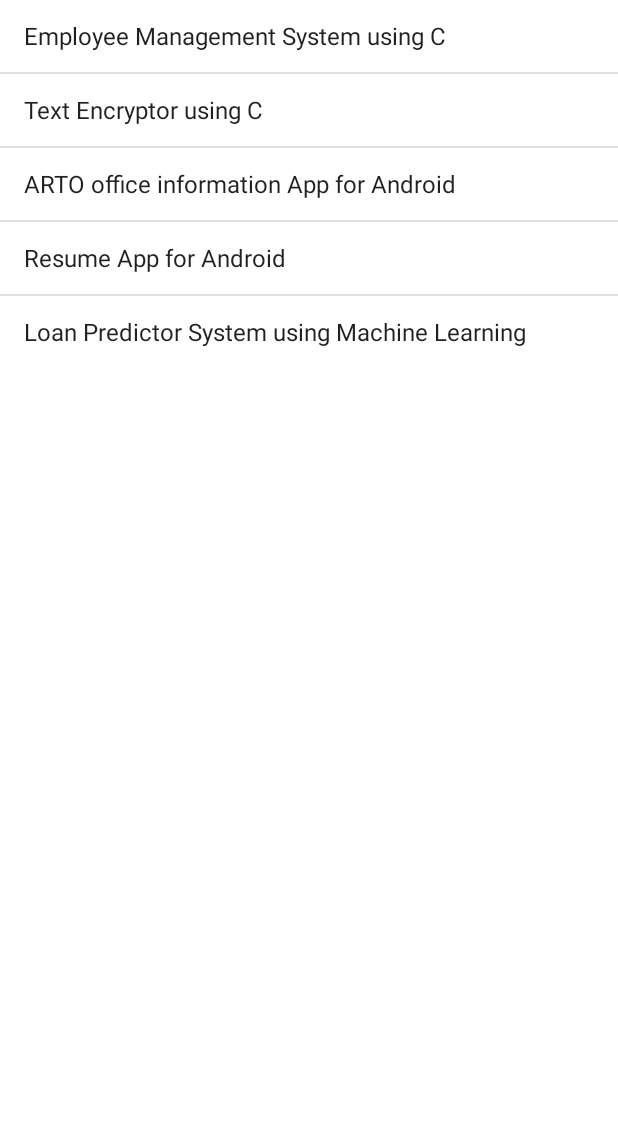
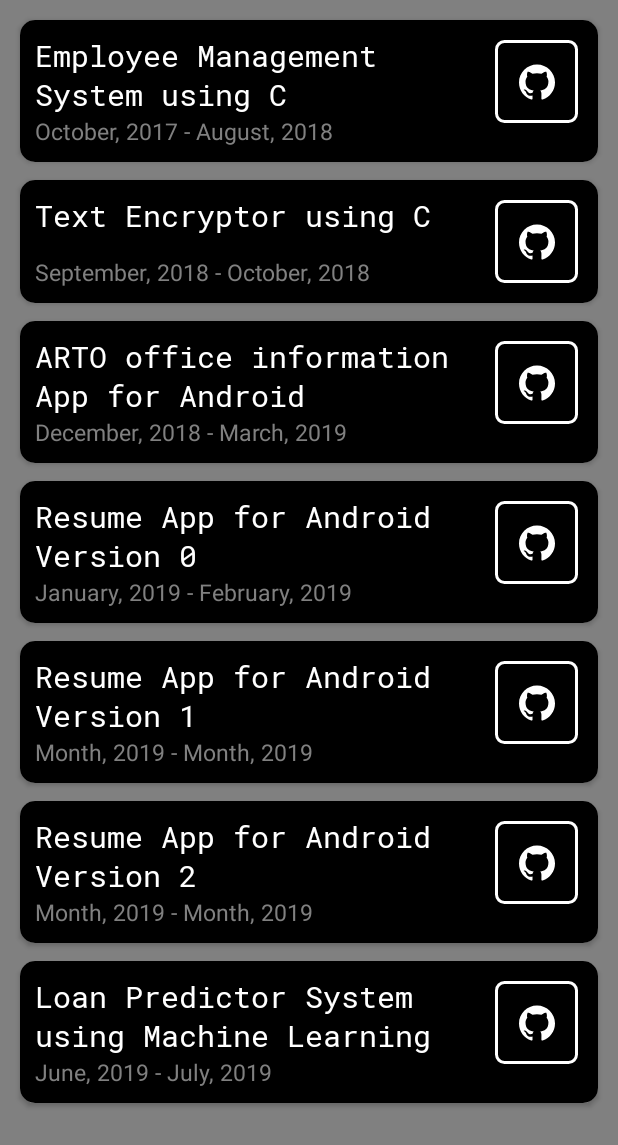
Before and after one commit to the-it-weirdo/ResumeApp-Android, an Android app: the fragment Projects placed in its activity, on a phone screen of 412 x 824 dp. Shown: the top 1145 px of the screen. Run offline under Robolectric (Android 15) with nearby library versions, the phone set to English and light mode, and no system bars; 1 statement that could not run was skipped.

Commit message:
implements custom view for projects using recycler view and card view.

```diff
--- a/app/src/main/java/com/example/kingominho/DetailsActivity.java
+++ b/app/src/main/java/com/example/kingominho/DetailsActivity.java
@@ -139,8 +139,9 @@ public class DetailsActivity extends AppCompatActivity implements Home.OnHomeFra
 
     //Projects.OnProjectsFragmentInteractionListener
     @Override
-    public void onProjectsFragmentListViewInteraction(int i, String[] toastArray) {
-        Toast.makeText(getApplicationContext(), String.valueOf(toastArray[i]), Toast.LENGTH_SHORT).show();
+    public void onGitButtonPressed(Uri uri) {
+        Intent intent = new Intent(Intent.ACTION_VIEW, uri);
+        startActivity(intent);
     }
 
     //Skills.OnSkillsFragmentInteractionListener
--- a/app/src/main/java/com/example/kingominho/MainActivity.java
+++ b/app/src/main/java/com/example/kingominho/MainActivity.java
@@ -234,8 +234,9 @@ public class MainActivity extends AppCompatActivity
 
     //Projects.OnProjectsFragmentInteractionListener
     @Override
-    public void onProjectsFragmentListViewInteraction(int i, String[] toastArray) {
-        Toast.makeText(getApplicationContext(), String.valueOf(toastArray[i]), Toast.LENGTH_SHORT).show();
+    public void onGitButtonPressed(Uri uri) {
+        Intent intent = new Intent(Intent.ACTION_VIEW, uri);
+        startActivity(intent);
     }
 
     //Skills.OnSkillsFragmentInteractionListener
--- /dev/null
+++ b/app/src/main/java/com/example/kingominho/ProjectListAdapter.java
@@ -0,0 +1,88 @@
+package com.example.kingominho;
+
+import android.view.LayoutInflater;
+import android.view.View;
+import android.view.ViewGroup;
+import android.widget.ImageButton;
+import android.widget.TextView;
+
+import androidx.annotation.NonNull;
+import androidx.recyclerview.widget.RecyclerView;
+
+import java.util.ArrayList;
+
+public class ProjectListAdapter extends RecyclerView.Adapter<ProjectListAdapter.ProjectListViewHolder> {
+
+    private ArrayList<ProjectListItem> mProjectList;
+    private OnItemClickListener mListener;
+
+    public interface OnItemClickListener
+    {
+        void onGitButtonPressed(int position);
+    }
+
+    public void setOnItemCLickListener(OnItemClickListener listener)
+    {
+        mListener = listener;
+    }
+
+    public static class ProjectListViewHolder extends RecyclerView.ViewHolder {
+        public TextView title;
+        public TextView duration;
+        public ImageButton gitButton;
+
+        public ProjectListViewHolder(View itemView, final OnItemClickListener listener)
+        {
+            super(itemView);
+            title = itemView.findViewById(R.id.title);
+            duration = itemView.findViewById(R.id.duration);
+            gitButton = itemView.findViewById(R.id.git_button);
+
+            gitButton.setOnClickListener(new View.OnClickListener() {
+                @Override
+                public void onClick(View view) {
+                    if(listener != null)
+                    {
+                        int position = getAdapterPosition();
+                        if(position != RecyclerView.NO_POSITION)
+                        {
+                            listener.onGitButtonPressed(position);
+                        }
+                    }
+                }
+            });
+        }
+
+    }
+
+    public ProjectListAdapter(ArrayList<ProjectListItem> mProjectList) {
+        this.mProjectList = mProjectList;
+    }
+
+    @NonNull
+    @Override
+    public ProjectListViewHolder onCreateViewHolder(@NonNull ViewGroup parent, int viewType) {
+        View v = LayoutInflater.from(parent.getContext()).inflate(R.layout.project_list_card, parent, false);
+        ProjectListViewHolder evh = new ProjectListViewHolder(v, mListener);
+        return evh;
+    }
+
+    @Override
+    public void onBindViewHolder(@NonNull ProjectListViewHolder holder, final int position) {
+        ProjectListItem currentItem = mProjectList.get(position);
+
+        holder.title.setText(currentItem.getTitle());
+        holder.duration.setText(currentItem.getDuration());
+        holder.gitButton.setOnClickListener(new View.OnClickListener() {
+            @Override
+            public void onClick(View view) {
+                mListener.onGitButtonPressed(position);
+            }
+        });
+    }
+
+    @Override
+    public int getItemCount() {
+        return mProjectList.size();
+    }
+}
--- /dev/null
+++ b/app/src/main/java/com/example/kingominho/ProjectListItem.java
@@ -0,0 +1,40 @@
+package com.example.kingominho;
+
+import android.widget.Button;
+
+public class ProjectListItem {
+
+    private String title;
+    private String duration;
+    private String link;
+
+    public ProjectListItem(String title, String duration, String link) {
+        this.title = title;
+        this.duration = duration;
+        this.link = link;
+    }
+
+    public String getTitle() {
+        return title;
+    }
+
+    public void setTitle(String title) {
+        this.title = title;
+    }
+
+    public String getDuration() {
+        return duration;
+    }
+
+    public void setDuration(String duration) {
+        this.duration = duration;
+    }
+
+    public String getLink() {
+        return link;
+    }
+
+    public void setLink(String link) {
+        this.link = link;
+    }
+}
--- a/app/src/main/java/com/example/kingominho/Projects.java
+++ b/app/src/main/java/com/example/kingominho/Projects.java
@@ -7,6 +7,8 @@ import android.os.Bundle;
 import androidx.annotation.NonNull;
 import androidx.annotation.Nullable;
 import androidx.fragment.app.Fragment;
+import androidx.recyclerview.widget.LinearLayoutManager;
+import androidx.recyclerview.widget.RecyclerView;
 
 import android.view.LayoutInflater;
 import android.view.View;
@@ -15,6 +17,8 @@ import android.widget.AdapterView;
 import android.widget.ArrayAdapter;
 import android.widget.ListView;
 import android.widget.Toast;
+
+import java.util.ArrayList;
 
 
 /**
@@ -29,6 +33,11 @@ public class Projects extends Fragment {
     // the fragment initialization parameters, e.g. ARG_ITEM_NUMBER
     //private static final String ARG_PARAM1 = "param1";
     //private static final String ARG_PARAM2 = "param2";
+    private ArrayList<ProjectListItem> mProjectList;
+    private RecyclerView mRecyclerView;
+    private ProjectListAdapter mAdapter;
+    private RecyclerView.LayoutManager mLayoutManager;
+
 
 
     //private String mParam1;
@@ -78,19 +87,47 @@ public class Projects extends Fragment {
     public void onViewCreated(@NonNull View view, @Nullable Bundle savedInstanceState) {
         super.onViewCreated(view, savedInstanceState);
 
-        final String[] projectList = getResources().getStringArray(R.array.projectsArray);
-        final String[] projectsListToast = getResources().getStringArray(R.array.toastStringsProjects);
+        mRecyclerView = view.findViewById(R.id.projectRecycler);
 
-        ListView listView = (ListView)getView().findViewById(R.id.projectsListView);
+        makeList();
+        buildRecyclerView();
+    }
 
-        ArrayAdapter<String> adapter = new ArrayAdapter<>(getActivity(), android.R.layout.simple_list_item_1, projectList);
-        listView.setAdapter(adapter);
+    public void makeList()
+    {
+        final String[] titleList = getResources().getStringArray(R.array.projectsTitleArray);
+        final String[] durationList = getResources().getStringArray(R.array.projectsDurationArray);
+        final String[] linkList = getResources().getStringArray(R.array.projectsLinkArray);
 
-        listView.setOnItemClickListener(new AdapterView.OnItemClickListener() {
+        if(titleList.length != durationList.length || durationList.length != linkList.length )
+        {
+            throw new RuntimeException("titleList.length, durationList.length, linkList.length must be equal!!");
+        }
+        else {
+            mProjectList = new ArrayList<>();
+
+            for (int i = 0; i < titleList.length; i++) {
+                mProjectList.add(new ProjectListItem(titleList[i], durationList[i], linkList[i]));
+            }
+        }
+    }
+
+    public void buildRecyclerView()
+    {
+        mRecyclerView.setHasFixedSize(true);
+
+        mLayoutManager = new LinearLayoutManager(getActivity());
+        mAdapter = new ProjectListAdapter(mProjectList);
+
+        mRecyclerView.setLayoutManager(mLayoutManager);
+        mRecyclerView.setAdapter(mAdapter);
+
+        mAdapter.setOnItemCLickListener(new ProjectListAdapter.OnItemClickListener() {
             @Override
-            public void onItemClick(AdapterView<?> adapterView, View view, int i, long l) {
-                mListener.onProjectsFragmentListViewInteraction(i, projectsListToast);
-                //Toast.makeText(getActivity(), String.valueOf(projectsListToast[i]), Toast.LENGTH_SHORT).show();
+            public void onGitButtonPressed(int position) {
+                String link = mProjectList.get(position).getLink();
+                Uri uri = Uri.parse(link);
+                mListener.onGitButtonPressed(uri);
             }
         });
     }
@@ -125,6 +162,6 @@ public class Projects extends Fragment {
      */
 
     public interface OnProjectsFragmentInteractionListener {
-        void onProjectsFragmentListViewInteraction(int i, String[] toastArray);
+        void onGitButtonPressed(Uri uri);
     }
 }
--- /dev/null
+++ b/app/src/main/res/drawable/ic_github_white.xml
@@ -0,0 +1,9 @@
+<vector xmlns:android="http://schemas.android.com/apk/res/android"
+    android:width="24dp"
+    android:height="24dp"
+    android:viewportWidth="24"
+    android:viewportHeight="24">
+  <path
+      android:fillColor="#FFFFFFFF"
+      android:pathData="M12,0.297c-6.63,0 -12,5.373 -12,12 0,5.303 3.438,9.8 8.205,11.385 0.6,0.113 0.82,-0.258 0.82,-0.577 0,-0.285 -0.01,-1.04 -0.015,-2.04 -3.338,0.724 -4.042,-1.61 -4.042,-1.61C4.422,18.07 3.633,17.7 3.633,17.7c-1.087,-0.744 0.084,-0.729 0.084,-0.729 1.205,0.084 1.838,1.236 1.838,1.236 1.07,1.835 2.809,1.305 3.495,0.998 0.108,-0.776 0.417,-1.305 0.76,-1.605 -2.665,-0.3 -5.466,-1.332 -5.466,-5.93 0,-1.31 0.465,-2.38 1.235,-3.22 -0.135,-0.303 -0.54,-1.523 0.105,-3.176 0,0 1.005,-0.322 3.3,1.23 0.96,-0.267 1.98,-0.399 3,-0.405 1.02,0.006 2.04,0.138 3,0.405 2.28,-1.552 3.285,-1.23 3.285,-1.23 0.645,1.653 0.24,2.873 0.12,3.176 0.765,0.84 1.23,1.91 1.23,3.22 0,4.61 -2.805,5.625 -5.475,5.92 0.42,0.36 0.81,1.096 0.81,2.22 0,1.606 -0.015,2.896 -0.015,3.286 0,0.315 0.21,0.69 0.825,0.57C20.565,22.092 24,17.592 24,12.297c0,-6.627 -5.373,-12 -12,-12"/>
+</vector>
--- a/app/src/main/res/drawable/round.xml
+++ b/app/src/main/res/drawable/round.xml
@@ -2,10 +2,12 @@
 <shape xmlns:android="http://schemas.android.com/apk/res/android"
     android:shape="rectangle"
     android:padding="5dp">
-    <solid android:color="#b514be36"/> <!-- this one is ths color of the Rounded Button -->
+    <solid android:color="@color/transparent"/> <!-- this one is ths color of the Rounded Button -->
     <corners
-        android:bottomRightRadius="50dp"
-        android:bottomLeftRadius="50dp"
-        android:topLeftRadius="50dp"
-        android:topRightRadius="50dp"/>
+        android:bottomRightRadius="5dp"
+        android:bottomLeftRadius="5dp"
+        android:topLeftRadius="5dp"
+        android:topRightRadius="5dp"/>
+    <stroke android:color="@color/black_overlay"
+        android:width="2dp"/>
 </shape>
--- a/app/src/main/res/layout/fragment_projects.xml
+++ b/app/src/main/res/layout/fragment_projects.xml
@@ -4,22 +4,14 @@
     xmlns:tools="http://schemas.android.com/tools"
     android:layout_width="match_parent"
     android:layout_height="match_parent"
+    android:background="@color/grey"
     tools:context=".Projects">
 
-    <androidx.constraintlayout.widget.ConstraintLayout
+    <androidx.recyclerview.widget.RecyclerView
+        android:id="@+id/projectRecycler"
         android:layout_width="match_parent"
-        android:layout_height="wrap_content">
-
-        <ListView
-            android:id="@+id/projectsListView"
-            android:layout_width="match_parent"
-            android:layout_height="wrap_content"
-            app:layout_constraintBottom_toBottomOf="parent"
-            app:layout_constraintEnd_toEndOf="parent"
-            app:layout_constraintStart_toStartOf="parent"
-            app:layout_constraintTop_toTopOf="parent"
-            app:layout_constraintVertical_bias="0.0">
-        </ListView>
-    </androidx.constraintlayout.widget.ConstraintLayout>
+        android:layout_height="match_parent"
+        android:scrollbars="vertical"
+        android:padding="5dp"/>
 
 </FrameLayout>
--- /dev/null
+++ b/app/src/main/res/layout/project_list_card.xml
@@ -0,0 +1,62 @@
+<?xml version="1.0" encoding="utf-8"?>
+<androidx.cardview.widget.CardView
+    xmlns:android="http://schemas.android.com/apk/res/android"
+    android:layout_width="match_parent"
+    android:layout_height="wrap_content"
+    xmlns:app="http://schemas.android.com/apk/res-auto"
+    android:layout_marginTop="8dp"
+    android:layout_marginEnd="8dp"
+    android:layout_marginLeft="8dp"
+    android:layout_marginStart="8dp"
+    android:layout_marginRight="8dp"
+    android:layout_marginBottom="4dp"
+    app:cardCornerRadius="10dp">
+
+    <RelativeLayout
+        android:layout_width="match_parent"
+        android:layout_height="match_parent"
+        android:padding="10dp"
+        android:background="@color/black"
+        >
+
+        <TextView
+            android:id="@+id/title"
+            android:layout_width="wrap_content"
+            android:layout_height="wrap_content"
+            android:layout_alignParentStart="true"
+            android:layout_alignParentLeft="true"
+            android:layout_toStartOf="@id/git_button"
+            android:layout_toLeftOf="@id/git_button"
+            android:text="@string/projectsLabel"
+            android:textColor="@color/black_overlay"
+            android:textSize="20sp"
+            app:fontFamily="@font/roboto_mono" />
+
+        <TextView
+            android:id="@+id/duration"
+            android:layout_width="wrap_content"
+            android:layout_height="wrap_content"
+            android:text="@string/myName"
+            android:textSize="15sp"
+            android:textColor="@color/grey"
+            android:layout_below="@id/title"
+            android:layout_alignParentStart="true"
+            android:layout_alignParentLeft="true"
+            android:layout_alignParentBottom="true"
+            android:layout_toStartOf="@id/git_button"
+            android:layout_toLeftOf="@id/git_button" />
+
+        <ImageButton
+            android:id="@+id/git_button"
+            android:layout_width="55dp"
+            android:layout_height="55dp"
+            android:src="@drawable/ic_github_white"
+            android:background="@drawable/round"
+            android:layout_alignParentRight="true"
+            android:layout_alignParentEnd="true"
+            android:layout_margin="3dp"
+            />
+
+    </RelativeLayout>
+
+</androidx.cardview.widget.CardView>
--- a/app/src/main/res/layout/swipe_menu.xml
+++ b/app/src/main/res/layout/swipe_menu.xml
@@ -5,7 +5,7 @@
     xmlns:tools="http://schemas.android.com/tools"
     android:layout_width="match_parent"
     android:layout_height="match_parent"
-    tools:context=".MainActivity">
+    tools:context=".SwipeMenuActivity">
 
     <androidx.viewpager.widget.ViewPager
         android:foregroundGravity="center"
--- a/app/src/main/res/values/colors.xml
+++ b/app/src/main/res/values/colors.xml
@@ -13,5 +13,10 @@
     <color name="color4">#424549</color>
     <color name="color5">#0E5E80</color>
 
-    <color name="grey">#D3D3D3</color>
+    <color name="light_grey">#D3D3D3</color>
+
+    <color name="grey">#808080</color>
+
+    <color name="transparent">#00000000</color>
+
 </resources>
--- a/app/src/main/res/values/strings.xml
+++ b/app/src/main/res/values/strings.xml
@@ -78,18 +78,42 @@
     </string-array>
 
     <!--Projects -->
-    <string-array name="projectsArray">
+    <string-array name="projectsTitleArray">
         <item>Employee Management System using C</item>
         <item>Text Encryptor using C</item>
         <item>ARTO office information App for Android</item>
-        <item>Resume App for Android</item>
+        <item>Resume App for Android Version 0</item>
+        <item>Resume App for Android Version 1</item>
+        <item>Resume App for Android Version 2</item>
         <item>Loan Predictor System using Machine Learning</item>
+    </string-array>
+
+    <string-array name="projectsDurationArray">
+        <item>October, 2017 - August, 2018</item>
+        <item>September, 2018 - October, 2018</item>
+        <item>December, 2018 - March, 2019</item>
+        <item>January, 2019 - February, 2019</item>
+        <item>Month, 2019 - Month, 2019</item>
+        <item>Month, 2019 - Month, 2019</item>
+        <item>June, 2019 - July, 2019</item>
+    </string-array>
+
+    <string-array name="projectsLinkArray">
+        <item>https://github.com/the-it-weirdo/TextEncryptor-C</item>
+        <item>https://github.com/the-it-weirdo/TextEncryptor-C</item>
+        <item>https://github.com/the-it-weirdo/RtoOfficeApp-Android</item>
+        <item>https://github.com/the-it-weirdo/ResumeAppV0-Android</item>
+        <item>https://github.com/the-it-weirdo/ResumeAppV1-Andorid</item>
+        <item>https://github.com/the-it-weirdo/ResumeApp-Android</item>
+        <item>https://github.com/the-it-weirdo/TextEncryptor-C</item>
     </string-array>
 
     <string-array name="toastStringsProjects">
         <item>This is my 1st ever project in Computer Science. I made this during my 1st year of my Bachelor degree.</item>
         <item>This is a simple console program that encrypts a .txt file. Features include password protection.</item>
-        <item>This is my 1st project in Android. It shows the registration status of vehicles to users,</item>
+        <item>This is my 1st project in Android. It shows the registration status of vehicles to users.</item>
+        <item>This is the first implementation of the idea of ResumeApp</item>
+        <item>This is the 2nd implementation of the idea of ResumeApp. It implements Navigation Drawer of Android.</item>
         <item>You are using this app. Hope you like it.</item>
         <item>This is my 1st project in Machine Learning. This project implements 4 machine learning models to predict the outcome of
         a loan status.</item>
```
Also changed, not shown: app/src/main/res/font/roboto_mono.ttf (added).
